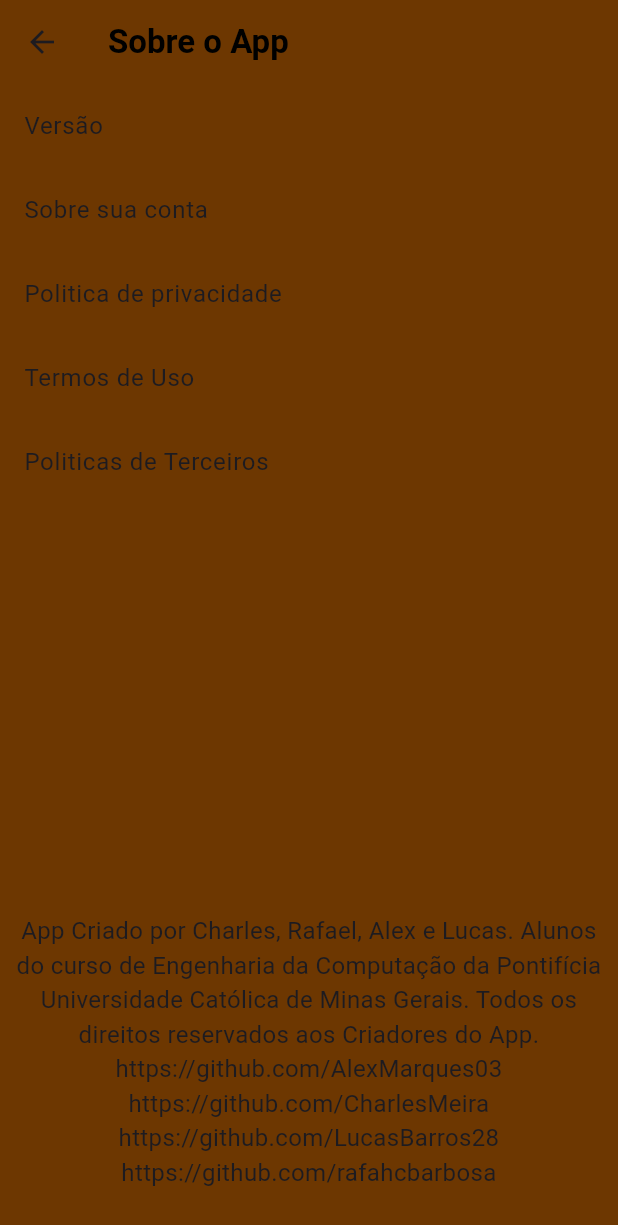
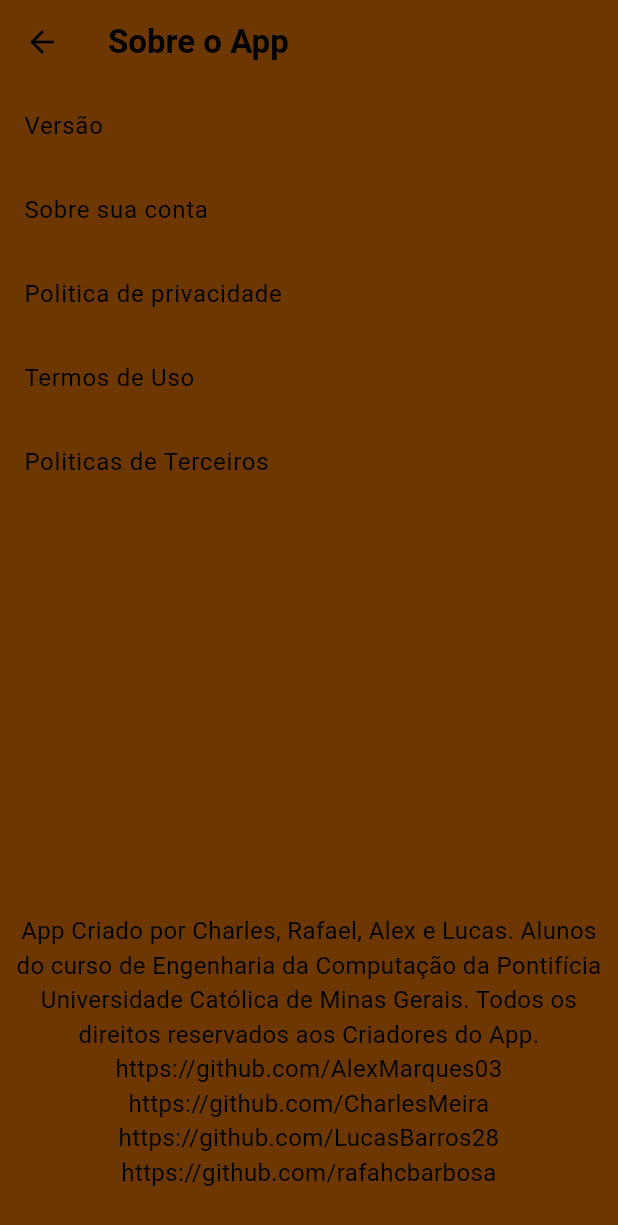
Before and after one commit to LucasBarros28/AppMobile, a Flutter app: the Config screen opened directly, after a tap on "Sobre o App", on a phone screen of 412 x 824 dp. Shown: the top 1225 px of the screen. Run offline on Flutter 3.47's test engine with Material 3 defaults, Android fonts, the phone set to English and light mode, and no system bars; our stand-ins replace mask_text_input_formatter.

Commit message:
changin colors

```diff
--- a/lib/Config.dart
+++ b/lib/Config.dart
@@ -25,7 +25,8 @@ class _ConfigState extends State<Config> {
         ),
         backgroundColor: const Color(0xFF6D3701),
         leading: IconButton(
-          icon: Icon(Icons.arrow_back),
+          icon: Icon(Icons.arrow_back,
+            color: Colors.black,),
           onPressed: () {
             Navigator.pop(context); // Volta para a tela anterior
           },
@@ -39,20 +40,39 @@ class _ConfigState extends State<Config> {
             InkWell(
               onTap: () => print('Wi-Fi Configurado'),
               child: ListTile(
-                leading: const Icon(Icons.smartphone),
-                title: const Text('Configurações de tela'),
-                trailing: const Icon(Icons.arrow_forward_ios),
+                leading: const Icon(
+                  Icons.smartphone,
+                  color: Colors.black,
+                ),
+                title: const Text(
+                  'Configurações de tela',
+                  style: TextStyle(color: Colors.black),
+                ),
+                trailing: const Icon(
+                  Icons.arrow_forward_ios,
+                  color: Colors.black,
+                ),
               ),
             ),
 
             // Switch de notificações
             SwitchListTile(
-              activeColor: const Color(0xFF6D3701),
+              inactiveTrackColor: const Color(0xFFAC842D),
+              inactiveThumbColor: Colors.black,
+              activeColor: const Color(0xFFAC842D),
               title: Row(
                 children: const [
-                  Icon(Icons.notifications), // Ícone de notificação
-                  SizedBox(width: 10), // Espaço entre o ícone e o texto
-                  Text("Notificações"), // Texto ao lado do ícone
+                  Icon(
+                    Icons.notifications,
+                    color: Colors.black,
+                  ),
+                  SizedBox(width: 10),
+                  Text(
+                    "Notificações",
+                    style: TextStyle(
+                      color: Colors.black,
+                    ),
+                  ),
                 ],
               ),
               value: _notificacao,
@@ -63,14 +83,23 @@ class _ConfigState extends State<Config> {
                 print("Notificações: $valor");
               },
             ),
-
-            // Configurações de segurança
             InkWell(
               onTap: () => print('Configurações de segurança'),
               child: ListTile(
-                leading: const Icon(Icons.password),
-                title: const Text('Segurança'),
-                trailing: const Icon(Icons.arrow_forward_ios),
+                leading: const Icon(
+                  Icons.password,
+                  color: Colors.black,
+                ),
+                title: const Text(
+                  'Segurança',
+                  style: TextStyle(
+                    color: Colors.black,
+                  ),
+                ),
+                trailing: const Icon(
+                  Icons.arrow_forward_ios,
+                  color: Colors.black,
+                ),
               ),
             ),
 
@@ -83,9 +112,20 @@ class _ConfigState extends State<Config> {
                 );
               },
               child: ListTile(
-                leading: const Icon(Icons.info),
-                title: const Text('Sobre o App'),
-                trailing: const Icon(Icons.arrow_forward_ios),
+                leading: const Icon(
+                  Icons.info,
+                  color: Colors.black,
+                ),
+                title: const Text(
+                  'Sobre o App',
+                  style: TextStyle(
+                    color: Colors.black,
+                  ),
+                ),
+                trailing: const Icon(
+                  Icons.arrow_forward_ios,
+                  color: Colors.black,
+                ),
               ),
             ),
             // Botão de deletar conta
--- a/lib/Profile.dart
+++ b/lib/Profile.dart
@@ -38,7 +38,10 @@ class _ProfileState extends State<Profile> {
         ),
         actions: [
           IconButton(
-            icon: Icon(Icons.settings),
+            icon: Icon(
+              Icons.settings,
+              color: Colors.black,
+            ),
             onPressed: () {
               Navigator.push(
                 context,
--- a/lib/SignIn.dart
+++ b/lib/SignIn.dart
@@ -47,7 +47,11 @@ class _SignInState extends State<SignIn> {
             ),
             Text(
               "E-mail/Nome de usuario",
-              style: TextStyle(fontSize: 16, fontWeight: FontWeight.w600),
+              style: TextStyle(
+                fontSize: 16,
+                fontWeight: FontWeight.w600,
+                color: Colors.white,
+              ),
             ),
             SizedBox(height: 8),
             TextField(
@@ -61,7 +65,11 @@ class _SignInState extends State<SignIn> {
             SizedBox(height: 16),
             Text(
               "Senha",
-              style: TextStyle(fontSize: 16, fontWeight: FontWeight.w600),
+              style: TextStyle(
+                fontSize: 16,
+                fontWeight: FontWeight.w600,
+                color: Colors.white,
+              ),
             ),
             SizedBox(height: 8),
             TextField(
--- a/lib/Sobre.dart
+++ b/lib/Sobre.dart
@@ -22,7 +22,10 @@ class _SobreState extends State<Sobre> {
         ),
         backgroundColor: const Color(0xFF6D3701),
         leading: IconButton(
-          icon: Icon(Icons.arrow_back),
+          icon: Icon(
+            Icons.arrow_back,
+            color: Colors.black,
+          ),
           onPressed: () {
             Navigator.pop(context); // Volta para a tela anterior
           },
@@ -45,31 +48,46 @@ class _SobreState extends State<Sobre> {
                       });
                 },
                 child: ListTile(
-                  title: const Text('Versão'),
+                  title: const Text(
+                    'Versão',
+                    style: TextStyle(color: Colors.black),
+                  ),
                 ),
               ),
               InkWell(
                 onTap: () => print('Sobre sua conta'),
                 child: ListTile(
-                  title: const Text('Sobre sua conta'),
+                  title: const Text(
+                    'Sobre sua conta',
+                    style: TextStyle(color: Colors.black),
+                  ),
                 ),
               ),
               InkWell(
                 onTap: () => print('Politica de privacidade'),
                 child: ListTile(
-                  title: const Text('Politica de privacidade'),
+                  title: const Text(
+                    'Politica de privacidade',
+                    style: TextStyle(color: Colors.black),
+                  ),
                 ),
               ),
               InkWell(
                 onTap: () => print('Termos de Uso'),
                 child: ListTile(
-                  title: const Text('Termos de Uso'),
+                  title: const Text(
+                    'Termos de Uso',
+                    style: TextStyle(color: Colors.black),
+                  ),
                 ),
               ),
               InkWell(
                 onTap: () => print('Politicas de Terceiros'),
                 child: ListTile(
-                  title: const Text('Politicas de Terceiros'),
+                  title: const Text(
+                    'Politicas de Terceiros',
+                    style: TextStyle(color: Colors.black),
+                  ),
                 ),
               ),
             ],
@@ -88,7 +106,7 @@ class _SobreState extends State<Sobre> {
                 'https://github.com/LucasBarros28\n'
                 'https://github.com/rafahcbarbosa\n',
                 textAlign: TextAlign.center,
-                style: TextStyle(fontSize: 16),
+                style: TextStyle(fontSize: 16, color: Colors.black),
               ),
             ),
           ),
--- a/lib/criarReview.dart
+++ b/lib/criarReview.dart
@@ -35,7 +35,10 @@ class _criarReviewState extends State<Criarreview> {
         ),
         actions: [
           IconButton(
-            icon: Icon(Icons.settings),
+            icon: Icon(
+              Icons.settings,
+              color: Colors.black,
+            ),
             onPressed: () {
               Navigator.push(
                 context,
```
